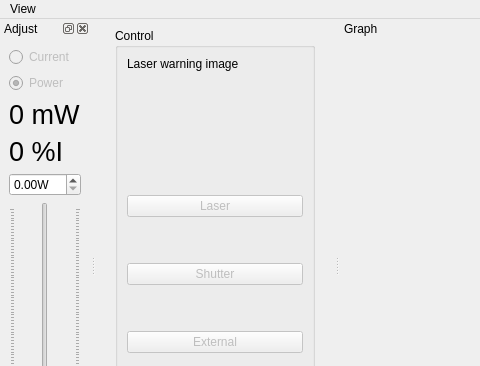
Qt form gui/laser/ui_laser.ui (projecthira/qudi-hira) before a commit; both pictures show x 0 to 480 and y 0 to 366 of the 740 by 511 pixel window.
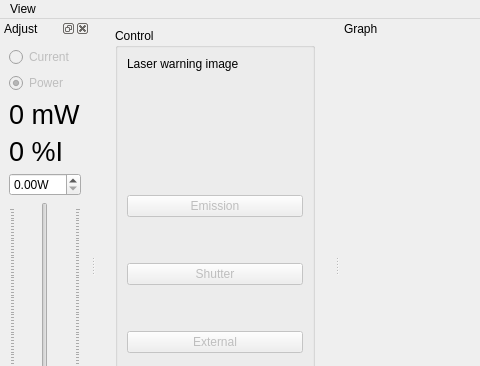
The same form after that commit. Icons and pictures are not drawn. Custom widgets are drawn as their Qt base class.

Commit message: Updated GUI and switched to CH2 pulsing for Laser. Print more AWG messages.

```diff
--- a/gui/laser/ui_laser.ui
+++ b/gui/laser/ui_laser.ui
@@ -74,7 +74,7 @@
           </sizepolicy>
          </property>
          <property name="text">
-          <string>Laser</string>
+          <string>Emission</string>
          </property>
          <property name="checkable">
           <bool>true</bool>
```
Left out of the diff: 4 changed lines with no effect on the pictures. The commit also changes 13 other files.
